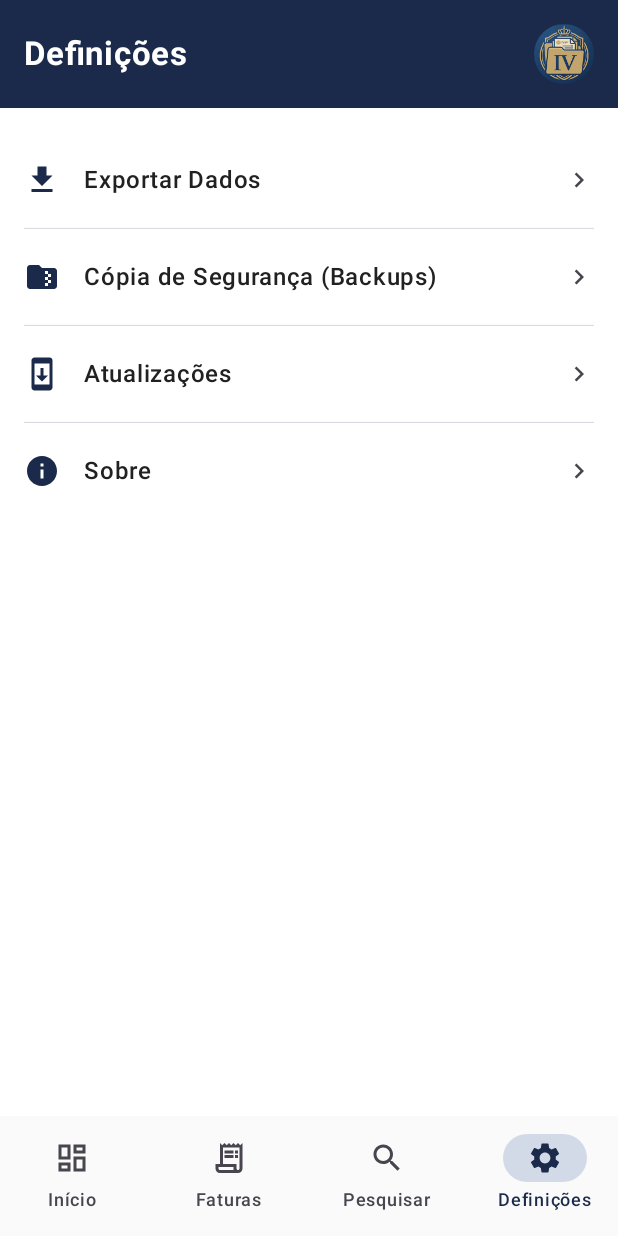
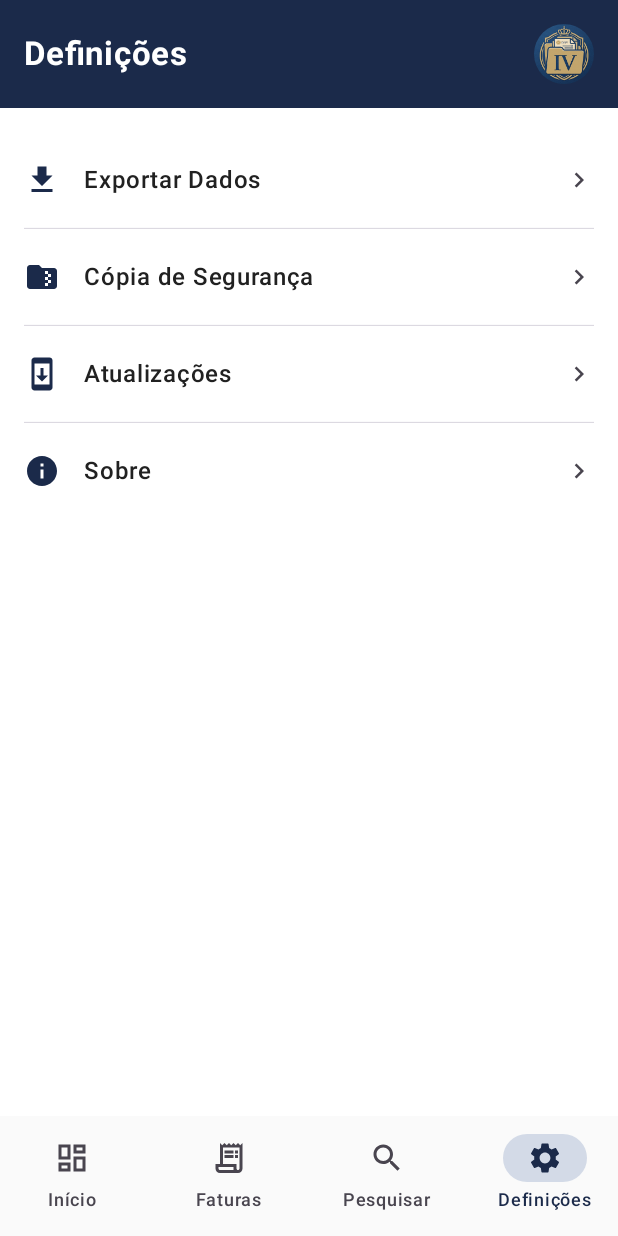
Before and after one commit to halexys-dotcom/Arquivo_IV, an Android app built with Jetpack Compose: the SettingsScreen screen opened through its navigation route, on a phone screen of 412 x 824 dp. Run offline under Robolectric (Android 15) with nearby library versions, the phone set to English and light mode, and no system bars; our stand-ins replace Dagger/Hilt's generated code; pictures from the network do not load.

Commit message:
Fix: update settings_backups string label to Cópia de Segurança for single-line vertical alignment

```diff
--- a/app/src/main/res/values/strings.xml
+++ b/app/src/main/res/values/strings.xml
@@ -10,7 +10,7 @@
 
     <!-- Settings / About -->
     <string name="settings_export">Exportar Dados</string>
-    <string name="settings_backups">Cópia de Segurança (Backups)</string>
+    <string name="settings_backups">Cópia de Segurança</string>
     <string name="settings_about">Sobre</string>
     <string name="settings_about_description">Aplicação independente desenvolvida por Hugo Correia para arquivamento e consulta de faturas de fornecedores.</string>
     <string name="settings_about_slogan">O seu arquivo digital de faturas</string>
```
